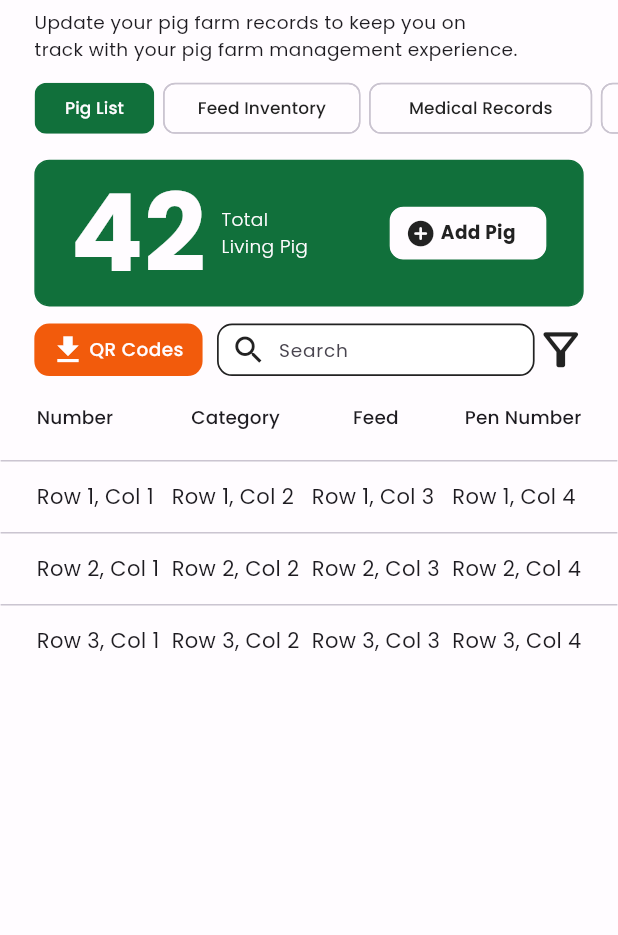
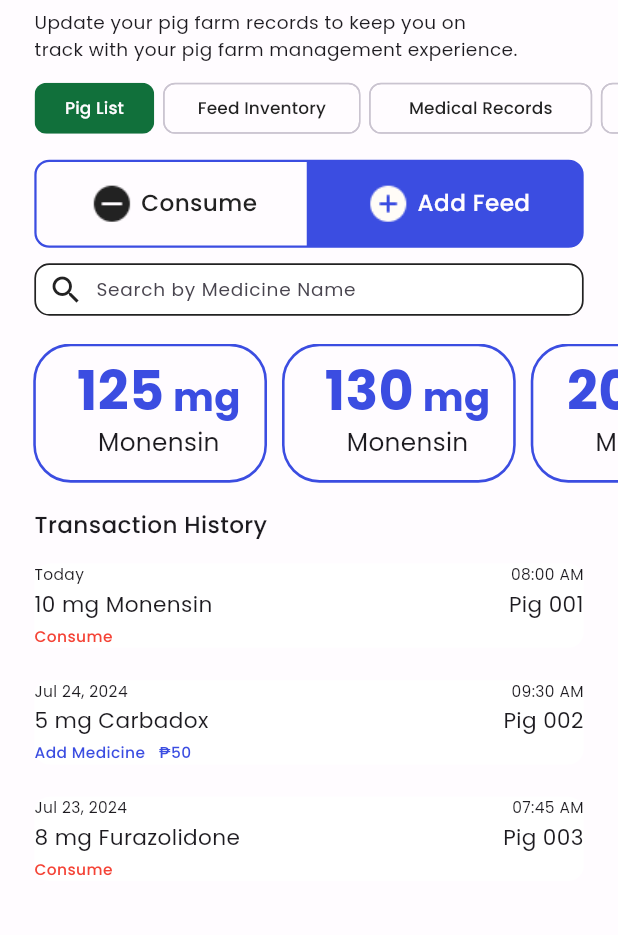
Before and after one commit to jlexm/pigkeep, a Flutter app: the Records screen opened directly, on a phone screen of 412 x 824 dp, the part 63-998 px from its top. Run offline on Flutter 3.47's test engine with Material 3 defaults, Android fonts, the phone set to English and light mode, and no system bars; drawn by our look-alikes of carousel_slider; our stand-ins replace dropdown_button2, flutter_screenutil, smooth_page_indicator; missing offline and left inert: mobile_scanner.

Commit message:
add medical records page

```diff
--- a/client_app/pig_keep/lib/Components/BottomNav.dart
+++ b/client_app/pig_keep/lib/Components/BottomNav.dart
@@ -20,7 +20,7 @@ class _BottomNavState extends State<BottomNav> {
     Align(
       alignment: Alignment.bottomCenter,
       child: Container(
-        height: 120,
+        height: 105,
         decoration: BoxDecoration(
           color: appSecondary,
         ),
--- /dev/null
+++ b/client_app/pig_keep/lib/Components/Carousel_MedicalRecords.dart
@@ -0,0 +1,95 @@
+
+import 'package:flutter/material.dart';
+import 'package:carousel_slider/carousel_slider.dart';
+import 'package:flutter_screenutil/flutter_screenutil.dart';
+import 'package:pig_keep/Constants/color.constants.dart';
+
+class CarouselMedicalrecords extends StatefulWidget {
+  final List<int> items;
+
+  const CarouselMedicalrecords({super.key, required this.items});
+
+  @override
+  State<CarouselMedicalrecords> createState() => _CarouselMedicalrecordsState();
+}
+
+class _CarouselMedicalrecordsState extends State<CarouselMedicalrecords> {
+  @override
+  Widget build(BuildContext context) {
+    return Container(
+      child: CarouselSlider.builder(
+        options: CarouselOptions(
+          padEnds: false,
+          height: 90.h,
+          aspectRatio: 16 / 9,
+          viewportFraction: 0.42,
+          initialPage: 1,
+          enableInfiniteScroll: false,
+          reverse: false,
+          enlargeFactor: 0.01,
+          scrollDirection: Axis.horizontal,
+        ),
+        itemCount: widget.items.length,
+        itemBuilder: (BuildContext context, int index, int realIndex) {
+          final int item = widget.items[index];
+
+          return Container(
+            padding: EdgeInsets.only(left: 10.w,),
+            width: MediaQuery.of(context).size.width * 0.35.w,
+            margin: EdgeInsets.symmetric(horizontal: 5.0),
+            decoration: BoxDecoration(
+              border: Border.all(color: appBlue, width: 1.5.w),
+              color: appSecondary,
+              borderRadius: BorderRadius.circular(25),
+            ),
+            child: Center(
+              child: Column(
+                mainAxisAlignment: MainAxisAlignment.center,
+                children: [
+                  Row(
+                    mainAxisAlignment: MainAxisAlignment.center,
+                    crossAxisAlignment: CrossAxisAlignment.end,
+                    children: [
+                      Text(
+                        '$item',
+                        style: TextStyle(
+                            height: 0.9.h,
+                            fontSize: 35.sp,
+                            color: appBlue,
+                            fontWeight: FontWeight.w700),
+                      ),
+                      SizedBox(
+                        width: 5.w,
+                      ),
+                      Text(
+                        'mg',
+                        style: TextStyle(
+                            height: 0.9.h,
+                            fontSize: 25.sp,
+                            color: appBlue,
+                            fontWeight: FontWeight.w700),
+                      ),
+                    ],
+                  ),
+                  SizedBox(
+                    height: 5.w,
+                  ),
+                  Row(
+                    mainAxisAlignment: MainAxisAlignment.center,
+                    crossAxisAlignment: CrossAxisAlignment.center,
+                    children: [
+                      Text(
+                        'Monensin',
+                        style: TextStyle(fontSize: 16.0.sp),
+                      ),
+                    ],
+                  )
+                ],
+              ),
+            ),
+          );
+        },
+      ),
+    );
+  }
+}
--- /dev/null
+++ b/client_app/pig_keep/lib/Components/MedicalRecords.dart
@@ -0,0 +1,152 @@
+import 'package:flutter/material.dart';
+import 'package:flutter_screenutil/flutter_screenutil.dart';
+import 'package:pig_keep/Components/Carousel_FeedInventory.dart';
+import 'package:pig_keep/Components/Carousel_MedicalRecords.dart';
+import 'package:pig_keep/Components/SearchBar_MedicalRecords.dart';
+import 'package:pig_keep/Components/Transaction_FeedInventory.dart';
+import 'package:pig_keep/Components/Transaction_MedicalRecords.dart';
+import 'package:pig_keep/Constants/color.constants.dart';
+
+class MedicalRecords extends StatelessWidget {
+  const MedicalRecords({super.key});
+
+  @override
+  Widget build(BuildContext context) {
+    return Column(
+      children: [
+        Row(
+          mainAxisAlignment: MainAxisAlignment.center,
+          crossAxisAlignment: CrossAxisAlignment.center,
+          children: [
+            SizedBox(
+              width: 20.w,
+            ),
+            Expanded(
+              child: Container(
+                  height: 57.h,
+                  decoration: BoxDecoration(
+                    border: Border.all(color: appBlue, width: 1.5),
+                    color: appSecondary,
+                    borderRadius: BorderRadius.only(
+                      topLeft: Radius.circular(10),
+                      bottomLeft: Radius.circular(10),
+                    ),
+                  ),
+                  child: InkWell(
+                    onTap: () {},
+                    child: Row(
+                        mainAxisAlignment: MainAxisAlignment.center,
+                        crossAxisAlignment: CrossAxisAlignment.center,
+                        children: [
+                          Image.asset(
+                            'assets/icons/Minus.png',
+                            width: 30.w,
+                            height: 30.h,
+                          ),
+                          SizedBox(
+                            width: 2.w,
+                          ),
+                          Text('Consume',
+                              style: TextStyle(
+                                fontSize: 15.sp,
+                                fontWeight: FontWeight.w500,
+                                color: appTertiary,
+                              ))
+                        ]),
+                  )),
+            ),
+            Expanded(
+              child: Container(
+                  height: 57.h,
+                  decoration: BoxDecoration(
+                    border: Border.all(color: appBlue, width: 1.5),
+                    color: appBlue,
+                    borderRadius: BorderRadius.only(
+                      topRight: Radius.circular(10),
+                      bottomRight: Radius.circular(10),
+                    ),
+                  ),
+                  child: InkWell(
+                    onTap: () {},
+                    child: Row(
+                        mainAxisAlignment: MainAxisAlignment.center,
+                        crossAxisAlignment: CrossAxisAlignment.center,
+                        children: [
+                          Image.asset(
+                            'assets/icons/Add.png',
+                            width: 30.w,
+                            height: 30.h,
+                          ),
+                          SizedBox(
+                            width: 2.w,
+                          ),
+                          Text('Add Feed',
+                              style: TextStyle(
+                                fontSize: 15.sp,
+                                fontWeight: FontWeight.w500,
+                                color: appSecondary,
+                              ))
+                        ]),
+                  )),
+            ),
+            SizedBox(
+              width: 20.w,
+            ),
+          ],
+        ),
+        SizedBox(
+          height: 10.h,
+        ),
+        Container(
+            padding: EdgeInsets.only(
+              left: 20.w,
+              right: 20.w,
+            ),
+            child: SearchBar_MedicalRecords()), //Searchbar_MedicalRecords.dart
+        SizedBox(
+          height: 18.h,
+        ),
+        Container(
+          padding: EdgeInsets.only(left: 15.w),
+          child: CarouselMedicalrecords(//Carousel_MedicalRecords.dart
+              items: [125, 125, 130, 200, 259]// Dynamic list of items
+              ),
+        ),
+        SizedBox(
+          height: 17.h,
+        ),
+        Row(
+          mainAxisAlignment: MainAxisAlignment.start,
+          children: [
+            SizedBox(
+              width: 20.w,
+            ),
+            Text(
+              'Transaction History',
+              style: TextStyle(
+                fontSize: 15.sp,
+                fontWeight: FontWeight.w500,
+              ),
+            ),
+            SizedBox(
+              width: 20.w,
+            ),
+          ],
+        ),
+        SizedBox(
+          height: 14.h,
+        ),
+        TransactionMedicalrecords(), //Transaction_Medicalrecords.dart
+        SizedBox(
+          //remove this later
+          height: 600.h,
+        ),
+        Text('-End of SCSV-'),
+        SizedBox(
+          //remove this later
+          height: 110.h,
+        ),
+      ],
+    );
+  }
+}
--- /dev/null
+++ b/client_app/pig_keep/lib/Components/SearchBar_MedicalRecords.dart
@@ -0,0 +1,40 @@
+import 'package:flutter/material.dart';
+import 'package:flutter_screenutil/flutter_screenutil.dart';
+import 'package:pig_keep/Constants/color.constants.dart';
+
+class SearchBar_MedicalRecords extends StatelessWidget {
+  @override
+  Widget build(BuildContext context) {
+    return Container(
+      height: 34.h,
+      decoration: BoxDecoration(
+        color: Colors.white,
+        borderRadius: BorderRadius.circular(10.0),
+        border: Border.all(
+          color: appTertiary,
+          width: 1.w,
+        ),
+      ),
+      child: Row(
+        children: [
+          Padding(
+            padding: const EdgeInsets.symmetric(horizontal: 8.0),
+            child: Icon(Icons.search, color: appTertiary),
+          ),
+          Expanded(
+            child: TextField(
+              decoration: InputDecoration(
+                border: InputBorder.none,
+                hintText: 'Search by Medicine Name',
+                iconColor: appTertiary,
+                isDense: true,
+                contentPadding: EdgeInsets.zero,
+              ),
+              style: TextStyle(fontSize: 12.sp),
+            ),
+          ),
+        ],
+      ),
+    );
+  }
+}
--- a/client_app/pig_keep/lib/Components/Transaction_FeedInventory.dart
+++ b/client_app/pig_keep/lib/Components/Transaction_FeedInventory.dart
@@ -59,7 +59,7 @@ class _TransactionFeedInventoryState extends State<TransactionFeedInventory> {
         itemBuilder: (context, index) {
           final transaction = transactionFeedInventory[index];
           final isAddFeed = transaction['status'] == 'Add Feed';
-          final statusColor = isAddFeed ? Colors.green : Colors.red;
+          final statusColor = isAddFeed ? appPrimary : Colors.red;
 
           final weightDisplay = isAddFeed
               ? '+${transaction['weight']} kg'
--- /dev/null
+++ b/client_app/pig_keep/lib/Components/Transaction_MedicalRecords.dart
@@ -0,0 +1,326 @@
+// import 'package:flutter/material.dart';
+// import 'package:flutter_screenutil/flutter_screenutil.dart';
+// import 'package:pig_keep/Constants/color.constants.dart';
+
+// class TransactionMedicalrecords extends StatefulWidget {
+//   const TransactionMedicalrecords({super.key});
+
+//   @override
+//   State<TransactionMedicalrecords> createState() =>
+//       _TransactionMedicalrecordsState();
+// }
+
+// class _TransactionMedicalrecordsState extends State<TransactionMedicalrecords> {
+//   final List<Map<String, dynamic>> transactionMedicTransactionMedicalrecords = [
+//     {
+//       'date': 'Today',
+//       'time': '08:00 AM',
+//       'id': '001',
+//       'textId': 'Uno Grower',
+//       'weight': 10,
+//       'status': 'Consume',
+//       'price': 0,
+//     },
+//     {
+//       'date': 'Jul 24, 2024',
+//       'time': '09:30 AM',
+//       'id': '002',
+//       'textId': 'Uno Starter',
+//       'weight': 5,
+//       'status': 'Add Medicine',
+//       'price': 50,
+//     },
+//     {
+//       'date': 'Jul 23, 2024',
+//       'time': '07:45 AM',
+//       'id': '003',
+//       'textId': 'Uno Pre-Starter',
+//       'weight': 8,
+//       'status': 'Consume',
+//       'price': 0,
+//     },
+//   ];
+
+//   void _onNotificationTap(String id, String textId) {
+//     // Routing logic here
+//   }
+
+//   @override
+//   Widget build(BuildContext context) {
+//     final double itemHeight = 80.h;
+//     final double containerHeight = transactionMedicTransactionMedicalrecords.length * itemHeight;
+
+//     return Container(
+//       padding: EdgeInsets.only(left: 20.w, right: 20.w),
+//       height: containerHeight,
+//       child: ListView.builder(
+//         physics: NeverScrollableScrollPhysics(),
+//         itemCount: transactionMedicTransactionMedicalrecords.length,
+//         itemBuilder: (context, index) {
+//           final transaction = transactionMedicTransactionMedicalrecords[index];
+//           final isAddFeed = transaction['status'] == 'Add Medicine';
+//           final statusColor = isAddFeed ? appBlue : Colors.red;
+
+//           final weightDisplay = isAddFeed
+//               ? '+${transaction['weight']} kg'
+//               : '-${transaction['weight']} kg';
+
+//           return Padding(
+//             padding: EdgeInsets.only(bottom: 21.h),
+//             child: InkWell(
+//               onTap: () => _onNotificationTap(
+//                 transaction['id']!,
+//                 transaction['textId']!,
+//               ),
+//               child: Container(
+//                 decoration: BoxDecoration(
+//                   color: Colors.white,
+//                   borderRadius: BorderRadius.circular(10.r),
+//                 ),
+//                 child: Column(
+//                   crossAxisAlignment: CrossAxisAlignment.start,
+//                   children: [
+//                     Row(
+//                       mainAxisAlignment: MainAxisAlignment.spaceBetween,
+//                       children: [
+//                         Text(
+//                           transaction['date']!,
+//                           style: TextStyle(
+//                             fontSize: 10.sp,
+//                             fontWeight: FontWeight.w400,
+//                           ),
+//                         ),
+//                         Text(
+//                           transaction['time']!,
+//                           style: TextStyle(
+//                             fontSize: 10.sp,
+//                             fontWeight: FontWeight.w400,
+//                           ),
+//                         ),
+//                       ],
+//                     ),
+//                     SizedBox(height: 2.h),
+//                     Row(
+//                       mainAxisAlignment: MainAxisAlignment.spaceBetween,
+//                       children: [
+//                         Text(
+//                           transaction['textId']!,
+//                           style: TextStyle(
+//                             fontSize: 14.sp,
+//                             fontWeight: FontWeight.w400,
+//                           ),
+//                         ),
+//                         Text(
+//                           weightDisplay,
+//                           style: TextStyle(
+//                             fontSize: 14.sp,
+//                             fontWeight: FontWeight.w400,
+//                           ),
+//                         ),
+//                       ],
+//                     ),
+//                     SizedBox(height: 3.h),
+//                     Row(
+//                       mainAxisAlignment: MainAxisAlignment.start,
+//                       children: [
+//                         Text(
+//                           transaction['status']!,
+//                           style: TextStyle(
+//                             fontSize: 10.sp,
+//                             fontWeight: FontWeight.w500,
+//                             color: statusColor,
+//                           ),
+//                         ),
+//                         if (isAddFeed)
+//                           Padding(
+//                             padding: EdgeInsets.only(left: 8.w),
+//                             child: Text(
+//                               '\₱${transaction['price']}',
+//                               style: TextStyle(
+//                                 fontSize: 10.sp,
+//                                 fontWeight: FontWeight.w500,
+//                                 color: statusColor,
+//                               ),
+//                             ),
+//                           ),
+//                       ],
+//                     ),
+//                   ],
+//                 ),
+//               ),
+//             ),
+//           );
+//         },
+//       ),
+//     );
+//   }
+// }
+
+
+import 'package:flutter/material.dart';
+import 'package:flutter_screenutil/flutter_screenutil.dart';
+import 'package:pig_keep/Constants/color.constants.dart';
+
+class TransactionMedicalrecords extends StatefulWidget {
+  const TransactionMedicalrecords({super.key});
+
+  @override
+  State<TransactionMedicalrecords> createState() =>
+      _TransactionMedicalrecordsState();
+}
+
+class _TransactionMedicalrecordsState extends State<TransactionMedicalrecords> {
+  final List<Map<String, dynamic>> transactionMedcaTransactionMedicalrecords = [
+    {
+      'date': 'Today',
+      'time': '08:00 AM',
+      'id': '001',
+      'textId': 'Monensin',
+      'weight': 10,
+      'status': 'Consume',
+      'price': 0,
+    },
+    {
+      'date': 'Jul 24, 2024',
+      'time': '09:30 AM',
+      'id': '002',
+      'textId': 'Carbadox',
+      'weight': 5,
+      'status': 'Add Medicine',
+      'price': 50,
+    },
+    {
+      'date': 'Jul 23, 2024',
+      'time': '07:45 AM',
+      'id': '003',
+      'textId': 'Furazolidone',
+      'weight': 8,
+      'status': 'Consume',
+      'price': 0,
+    },
+  ];
+
+  void _onNotificationTap(String id, String textId) {
+  }
+
+  @override
+  Widget build(BuildContext context) {
+    final double itemHeight = 80.h;
+    final double containerHeight = transactionMedcaTransactionMedicalrecords.length * itemHeight;
+
+    return Container(
+      padding: EdgeInsets.only(left: 20.w, right: 20.w),
+      height: containerHeight,
+      child: ListView.builder(
+        physics: NeverScrollableScrollPhysics(),
+        itemCount: transactionMedcaTransactionMedicalrecords.length,
+        itemBuilder: (context, index) {
+          final transaction = transactionMedcaTransactionMedicalrecords[index];
+          final isAddFeed = transaction['status'] == 'Add Medicine';
+          final statusColor = isAddFeed ? appBlue : Colors.red;
+
+          final weightDisplay = isAddFeed
+              ? '+${transaction['weight']} kg'
+              : '-${transaction['weight']} kg';
+
+          return Padding(
+            padding: EdgeInsets.only(bottom: 21.h),
+            child: InkWell(
+              onTap: () => _onNotificationTap(
+                transaction['id']!,
+                transaction['textId']!,
+              ),
+              child: Container(
+                decoration: BoxDecoration(
+                  color: Colors.white,
+                  borderRadius: BorderRadius.circular(10.r),
+                ),
+                child: Column(
+                  crossAxisAlignment: CrossAxisAlignment.start,
+                  children: [
+                    Row(
+                      mainAxisAlignment: MainAxisAlignment.spaceBetween,
+                      children: [
+                        Text(
+                          transaction['date']!,
+                          style: TextStyle(
+                            fontSize: 10.sp,
+                            fontWeight: FontWeight.w400,
+                          ),
+                        ),
+                        Text(
+                          transaction['time']!,
+                          style: TextStyle(
+                            fontSize: 10.sp,
+                            fontWeight: FontWeight.w400,
+                          ),
+                        ),
+                      ],
+                    ),
+                    SizedBox(height: 2.h),
+                    Row(
+                      mainAxisAlignment: MainAxisAlignment.spaceBetween,
+                      children: [
+                        Row(
+                          children: [
+                            Text(
+                              '${transaction['weight']} mg ',
+                              style: TextStyle(
+                                fontSize: 14.sp,
+                                fontWeight: FontWeight.w400,
+                              ),
+                            ),
+                            Text(
+                              transaction['textId']!,
+                              style: TextStyle(
+                                fontSize: 14.sp,
+                                fontWeight: FontWeight.w400,
+                              ),
+                            ),
+                          ],
+                        ),
+                        Text(
+                          'Pig ${transaction['id']}',
+                          style: TextStyle(
+                            fontSize: 14.sp,
+                            fontWeight: FontWeight.w400,
+                          ),
+                        ),
+                      ],
+                    ),
+                    SizedBox(height: 3.h),
+                    Row(
+                      mainAxisAlignment: MainAxisAlignment.start,
+                      children: [
+                        Text(
+                          transaction['status']!,
+                          style: TextStyle(
+                            fontSize: 10.sp,
+                            fontWeight: FontWeight.w500,
+                            color: statusColor,
+                          ),
+                        ),
+                        if (isAddFeed)
+                          Padding(
+                            padding: EdgeInsets.only(left: 8.w),
+                            child: Text(
+                              '\₱${transaction['price']}',
+                              style: TextStyle(
+                                fontSize: 10.sp,
+                                fontWeight: FontWeight.w500,
+                                color: statusColor,
+                              ),
+                            ),
+                          ),
+                      ],
+                    ),
+                  ],
+                ),
+              ),
+            ),
+          );
+        },
+      ),
+    );
+  }
+}
--- a/client_app/pig_keep/lib/Screens/Records.dart
+++ b/client_app/pig_keep/lib/Screens/Records.dart
@@ -6,6 +6,7 @@ import 'package:pig_keep/Components/Chip.dart';
 import 'package:pig_keep/Components/DataTable.dart';
 import 'package:pig_keep/Components/FarmName.dart';
 import 'package:pig_keep/Components/FeedInventory.dart';
+import 'package:pig_keep/Components/MedicalRecords.dart';
 import 'package:pig_keep/Components/PigList.dart';
 import 'package:pig_keep/Components/SearchBar_PigList.dart';
 import 'package:pig_keep/Constants/color.constants.dart';
@@ -76,16 +77,21 @@ class _RecordsState extends State<Records> {
                     SizedBox(
                       height: 10.h,
                     ),
+                    // Column(
+                    //   children: [
+                    //     PigList(), //PigList.dart
+                    //   ],
+                    // ),
+                    // Column(
+                    //   children: [
+                    //     FeedInventory(), //FeedInventory.dart
+                    //   ],
+                    // ),
                     Column(
                       children: [
-                        PigList(), //PigList.dart
+                        MedicalRecords(), //MedicalRecords.dart
                       ],
                     ),
-                    // Column(
-                    //   children: [
-                    //     FeedInventory(), //PigList.dart
-                    //   ],
-                    // ),
                   ],
                 ),
               ),
```
